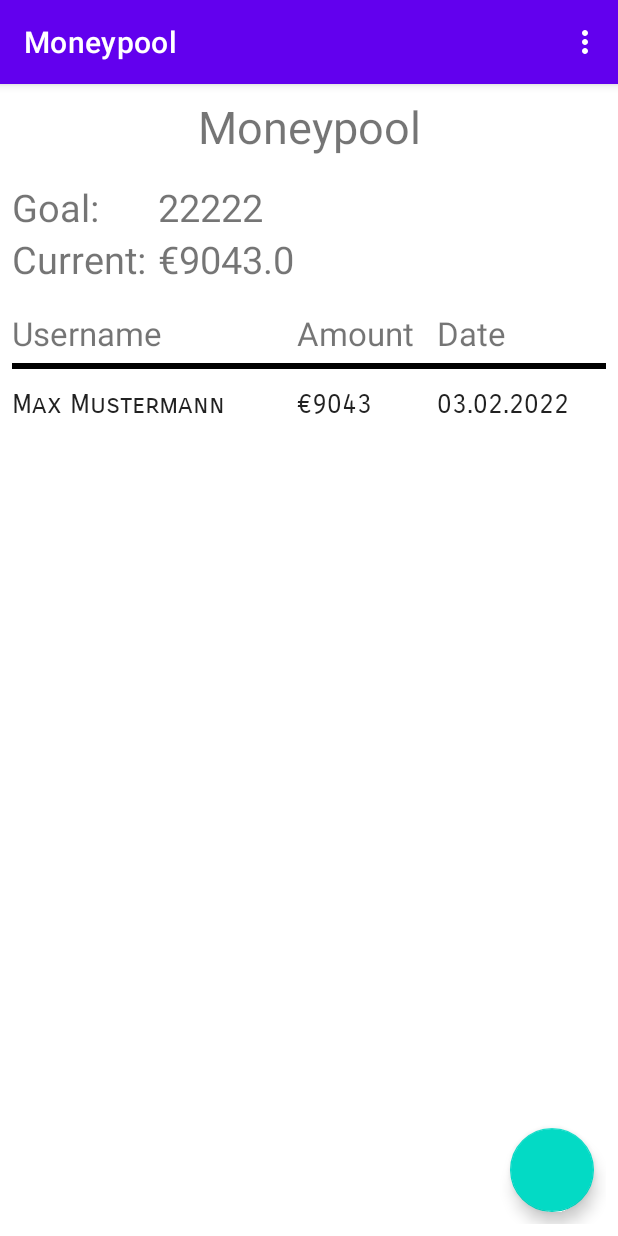
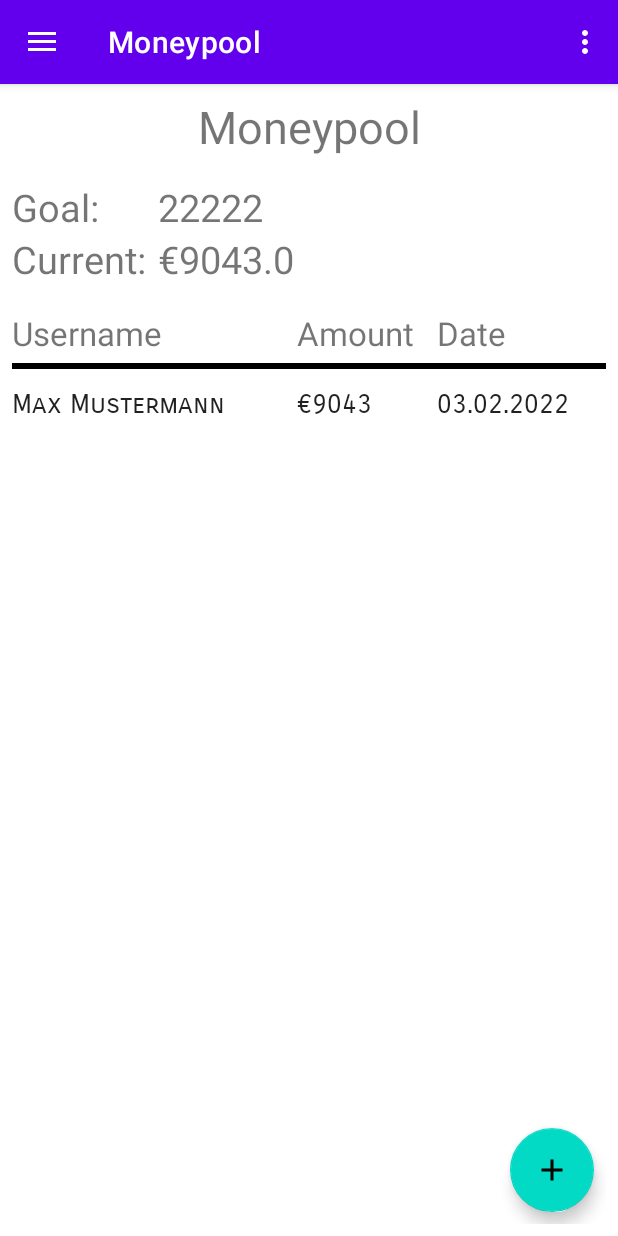
Before and after one commit to MaxTeetz/moco_project_fibuflat, an Android app: the GroupActivity screen opened directly, with no data from a screen before it, in the options menu, after a tap on "Settings", on a phone screen of 412 x 824 dp. Run offline under Robolectric (Android 15) with nearby library versions, the phone set to English and light mode, and no system bars; our stand-ins replace navigation-ui.

Commit message:
ui updates in drawer bar

```diff
--- a/app/src/main/java/com/example/moco_project_fibuflat/activityGroup/GroupActivity.kt
+++ b/app/src/main/java/com/example/moco_project_fibuflat/activityGroup/GroupActivity.kt
@@ -4,9 +4,14 @@ import android.os.Bundle
 import android.view.Menu
 import androidx.appcompat.app.AppCompatActivity
 import androidx.drawerlayout.widget.DrawerLayout
+import androidx.navigation.findNavController
 import androidx.navigation.ui.AppBarConfiguration
+import androidx.navigation.ui.navigateUp
+import androidx.navigation.ui.setupActionBarWithNavController
+import androidx.navigation.ui.setupWithNavController
 import com.example.moco_project_fibuflat.R
 import com.example.moco_project_fibuflat.databinding.ActivityGroupBinding
+import com.google.android.material.navigation.NavigationView
 
 class
 GroupActivity : AppCompatActivity() {
@@ -23,7 +28,8 @@ GroupActivity : AppCompatActivity() {
         setSupportActionBar(binding.appBarGroup.toolbar)
 
         val drawerLayout: DrawerLayout = binding.drawerLayout
-
+        val navView: NavigationView = binding.navView
+        val navController = findNavController(R.id.nav_host_fragment_content_group)
         // Passing each menu ID as a set of Ids because each
         // menu should be considered as top level destinations.
         appBarConfiguration = AppBarConfiguration(
@@ -31,7 +37,13 @@ GroupActivity : AppCompatActivity() {
                 R.id.nav_home, R.id.nav_gallery, R.id.nav_slideshow
             ), drawerLayout
         )
+        setupActionBarWithNavController(navController, appBarConfiguration)
+        navView.setupWithNavController(navController)
+    }
 
+    override fun onSupportNavigateUp(): Boolean {
+        val navController = findNavController(R.id.nav_host_fragment_content_group)
+        return navController.navigateUp(appBarConfiguration) || super.onSupportNavigateUp()
     }
 
     override fun onCreateOptionsMenu(menu: Menu): Boolean {
--- a/app/src/main/java/com/example/moco_project_fibuflat/activityGroup/adapter/RecyclerViewItemDecoration.kt
+++ b/app/src/main/java/com/example/moco_project_fibuflat/activityGroup/adapter/RecyclerViewItemDecoration.kt
@@ -17,7 +17,7 @@ class RecyclerViewItemDecoration(
     override fun onDraw(c: Canvas, parent: RecyclerView, state: RecyclerView.State) {
         super.onDraw(c, parent, state)
 
-        val dividerLeft: Int = 4
+        val dividerLeft = 4
 
         val dividerRight: Int = parent.width - 4
 
--- a/app/src/main/java/com/example/moco_project_fibuflat/activityGroup/ui/home/AddEntry/AddEntryFragment.kt
+++ b/app/src/main/java/com/example/moco_project_fibuflat/activityGroup/ui/home/poolEntry/AddEntryFragment.kt
@@ -1,4 +1,4 @@
-package com.example.moco_project_fibuflat.activityGroup.ui.home.AddEntry
+package com.example.moco_project_fibuflat.activityGroup.ui.home.poolEntry
 
 import android.os.Bundle
 import android.view.LayoutInflater
--- a/app/src/main/java/com/example/moco_project_fibuflat/activityGroup/ui/home/AddEntry/AddEntryViewModel.kt
+++ b/app/src/main/java/com/example/moco_project_fibuflat/activityGroup/ui/home/poolEntry/AddEntryViewModel.kt
@@ -1,4 +1,4 @@
-package com.example.moco_project_fibuflat.activityGroup.ui.home.AddEntry
+package com.example.moco_project_fibuflat.activityGroup.ui.home.poolEntry
 
 import androidx.lifecycle.ViewModel
 
--- a/app/src/main/java/com/example/moco_project_fibuflat/activityGroup/ui/home/AddEntry/EntryDetailFragment.kt
+++ b/app/src/main/java/com/example/moco_project_fibuflat/activityGroup/ui/home/poolEntry/EntryDetailFragment.kt
@@ -1,4 +1,4 @@
-package com.example.moco_project_fibuflat.activityGroup.ui.home.AddEntry
+package com.example.moco_project_fibuflat.activityGroup.ui.home.poolEntry
 
 import android.os.Bundle
 import android.view.LayoutInflater
@@ -9,6 +9,7 @@ import androidx.fragment.app.activityViewModels
 import androidx.navigation.fragment.findNavController
 import androidx.navigation.fragment.navArgs
 import com.example.moco_project_fibuflat.R
+import com.example.moco_project_fibuflat.activityGroup.GroupActivity
 import com.example.moco_project_fibuflat.activityGroup.data.MoneyPoolEntry
 import com.example.moco_project_fibuflat.activityGroup.ui.home.HomeViewModel
 import com.example.moco_project_fibuflat.databinding.EntryDetailBinding
@@ -22,10 +23,15 @@ class EntryDetailFragment : Fragment() {
     private val binding get() = _binding!!
     private val viewModel: HomeViewModel by activityViewModels()
 
+    override fun onStart() {
+        super.onStart()
+        (activity as GroupActivity).supportActionBar?.title = ""
+    }
+
     override fun onCreateView(
         inflater: LayoutInflater, container: ViewGroup?,
         savedInstanceState: Bundle?
-    ): View? {
+    ): View {
         _binding = EntryDetailBinding.inflate(inflater, container, false)
         return binding.root
     }
--- /dev/null
+++ b/app/src/main/res/drawable/add.xml
@@ -0,0 +1,10 @@
+<vector xmlns:android="http://schemas.android.com/apk/res/android"
+    android:width="24dp"
+    android:height="24dp"
+    android:viewportWidth="24"
+    android:viewportHeight="24"
+    android:tint="?attr/colorControlNormal">
+  <path
+      android:fillColor="@android:color/white"
+      android:pathData="M19,13h-6v6h-2v-6H5v-2h6V5h2v6h6v2z"/>
+</vector>
--- /dev/null
+++ b/app/src/main/res/drawable/money.xml
@@ -0,0 +1,10 @@
+<vector xmlns:android="http://schemas.android.com/apk/res/android"
+    android:width="24dp"
+    android:height="24dp"
+    android:viewportWidth="24"
+    android:viewportHeight="24"
+    android:tint="?attr/colorControlNormal">
+  <path
+      android:fillColor="@android:color/white"
+      android:pathData="M11.8,10.9c-2.27,-0.59 -3,-1.2 -3,-2.15 0,-1.09 1.01,-1.85 2.7,-1.85 1.78,0 2.44,0.85 2.5,2.1h2.21c-0.07,-1.72 -1.12,-3.3 -3.21,-3.81V3h-3v2.16c-1.94,0.42 -3.5,1.68 -3.5,3.61 0,2.31 1.91,3.46 4.7,4.13 2.5,0.6 3,1.48 3,2.41 0,0.69 -0.49,1.79 -2.7,1.79 -2.06,0 -2.87,-0.92 -2.98,-2.1h-2.2c0.12,2.19 1.76,3.42 3.68,3.83V21h3v-2.15c1.95,-0.37 3.5,-1.5 3.5,-3.55 0,-2.84 -2.43,-3.81 -4.7,-4.4z"/>
+</vector>
--- /dev/null
+++ b/app/src/main/res/drawable/nfc.xml
@@ -0,0 +1,10 @@
+<vector xmlns:android="http://schemas.android.com/apk/res/android"
+    android:width="24dp"
+    android:height="24dp"
+    android:viewportWidth="24"
+    android:viewportHeight="24"
+    android:tint="?attr/colorControlNormal">
+  <path
+      android:fillColor="@android:color/white"
+      android:pathData="M20,2L4,2c-1.1,0 -2,0.9 -2,2v16c0,1.1 0.9,2 2,2h16c1.1,0 2,-0.9 2,-2L22,4c0,-1.1 -0.9,-2 -2,-2zM20,20L4,20L4,4h16v16zM18,6h-5c-1.1,0 -2,0.9 -2,2v2.28c-0.6,0.35 -1,0.98 -1,1.72 0,1.1 0.9,2 2,2s2,-0.9 2,-2c0,-0.74 -0.4,-1.38 -1,-1.72L13,8h3v8L8,16L8,8h2L10,6L6,6v12h12L18,6z"/>
+</vector>
--- /dev/null
+++ b/app/src/main/res/drawable/todo.xml
@@ -0,0 +1,10 @@
+<vector xmlns:android="http://schemas.android.com/apk/res/android"
+    android:width="24dp"
+    android:height="24dp"
+    android:viewportWidth="24"
+    android:viewportHeight="24"
+    android:tint="?attr/colorControlNormal">
+  <path
+      android:fillColor="@android:color/white"
+      android:pathData="M4,10.5c-0.83,0 -1.5,0.67 -1.5,1.5s0.67,1.5 1.5,1.5 1.5,-0.67 1.5,-1.5 -0.67,-1.5 -1.5,-1.5zM4,4.5c-0.83,0 -1.5,0.67 -1.5,1.5S3.17,7.5 4,7.5 5.5,6.83 5.5,6 4.83,4.5 4,4.5zM4,16.5c-0.83,0 -1.5,0.68 -1.5,1.5s0.68,1.5 1.5,1.5 1.5,-0.68 1.5,-1.5 -0.67,-1.5 -1.5,-1.5zM7,19h14v-2L7,17v2zM7,13h14v-2L7,11v2zM7,5v2h14L21,5L7,5z"/>
+</vector>
--- a/app/src/main/res/layout/entry_detail.xml
+++ b/app/src/main/res/layout/entry_detail.xml
@@ -5,7 +5,7 @@
     android:layout_width="match_parent"
     android:layout_height="match_parent"
     android:layout_margin="16dp"
-    tools:context=".activityGroup.ui.home.AddEntry.EntryDetailFragment">
+    tools:context=".activityGroup.ui.home.poolEntry.EntryDetailFragment">
 
     <TextView
         android:id="@+id/username_text"
--- a/app/src/main/res/layout/fragment_add_entry.xml
+++ b/app/src/main/res/layout/fragment_add_entry.xml
@@ -4,7 +4,7 @@
     xmlns:tools="http://schemas.android.com/tools"
     android:layout_width="match_parent"
     android:layout_height="match_parent"
-    tools:context=".activityGroup.ui.home.AddEntry.AddEntryFragment">
+    tools:context=".activityGroup.ui.home.poolEntry.AddEntryFragment">
 
 
     <androidx.constraintlayout.widget.ConstraintLayout
--- a/app/src/main/res/layout/fragment_home.xml
+++ b/app/src/main/res/layout/fragment_home.xml
@@ -6,7 +6,6 @@
     android:layout_height="match_parent"
     android:layout_margin="8dp"
     tools:context=".activityGroup.ui.home.HomeFragment">
-
 
 
     <TextView
@@ -43,10 +42,10 @@
         android:layout_width="190dp"
         android:layout_height="48dp"
         android:layout_marginTop="8dp"
+        android:background="@drawable/underline_black"
         android:gravity="center_vertical"
         android:text="@string/username_home_fragment"
         android:textSize="22sp"
-        android:background="@drawable/underline_black"
         app:layout_constraintStart_toStartOf="@id/current"
         app:layout_constraintTop_toBottomOf="@id/current" />
 
@@ -114,6 +113,7 @@
         android:layout_marginEnd="8dp"
         android:layout_marginBottom="8dp"
         android:contentDescription="@string/add_new_task"
+        android:src="@drawable/add"
         app:layout_constraintBottom_toBottomOf="parent"
         app:layout_constraintEnd_toEndOf="parent" />
 
--- a/app/src/main/res/menu/activity_main_drawer.xml
+++ b/app/src/main/res/menu/activity_main_drawer.xml
@@ -6,15 +6,15 @@
     <group android:checkableBehavior="single">
         <item
             android:id="@+id/nav_home"
-            android:icon="@drawable/ic_menu_camera"
+            android:icon="@drawable/money"
             android:title="@string/moneypool" />
         <item
             android:id="@+id/nav_gallery"
-            android:icon="@drawable/ic_menu_gallery"
+            android:icon="@drawable/todo"
             android:title="@string/to_do_list" />
         <item
             android:id="@+id/nav_slideshow"
-            android:icon="@drawable/ic_menu_slideshow"
+            android:icon="@drawable/nfc"
             android:title="@string/nfc" />
     </group>
 </menu>
--- a/app/src/main/res/navigation/mobile_navigation.xml
+++ b/app/src/main/res/navigation/mobile_navigation.xml
@@ -31,7 +31,7 @@
         tools:layout="@layout/fragment_slideshow" />
     <fragment
         android:id="@+id/addEntryFragment"
-        android:name="com.example.moco_project_fibuflat.activityGroup.ui.home.AddEntry.AddEntryFragment"
+        android:name="com.example.moco_project_fibuflat.activityGroup.ui.home.poolEntry.AddEntryFragment"
         android:label="fragment_add_entry"
         tools:layout="@layout/fragment_add_entry" >
         <action
@@ -40,7 +40,7 @@
     </fragment>
     <fragment
         android:id="@+id/entryDetail"
-        android:name="com.example.moco_project_fibuflat.activityGroup.ui.home.AddEntry.EntryDetailFragment"
+        android:name="com.example.moco_project_fibuflat.activityGroup.ui.home.poolEntry.EntryDetailFragment"
         android:label="entry_detail"
         tools:layout="@layout/entry_detail" >
         <argument
--- a/app/src/main/res/values/strings.xml
+++ b/app/src/main/res/values/strings.xml
@@ -66,6 +66,7 @@
     <!-- TODO: Remove or change this placeholder text -->
     <string name="hello_blank_fragment">Hello blank fragment</string>
     <string name="date">Date</string>
+    <string name="title_activity_main2">MainActivity2</string>
 
 
 </resources>
```
